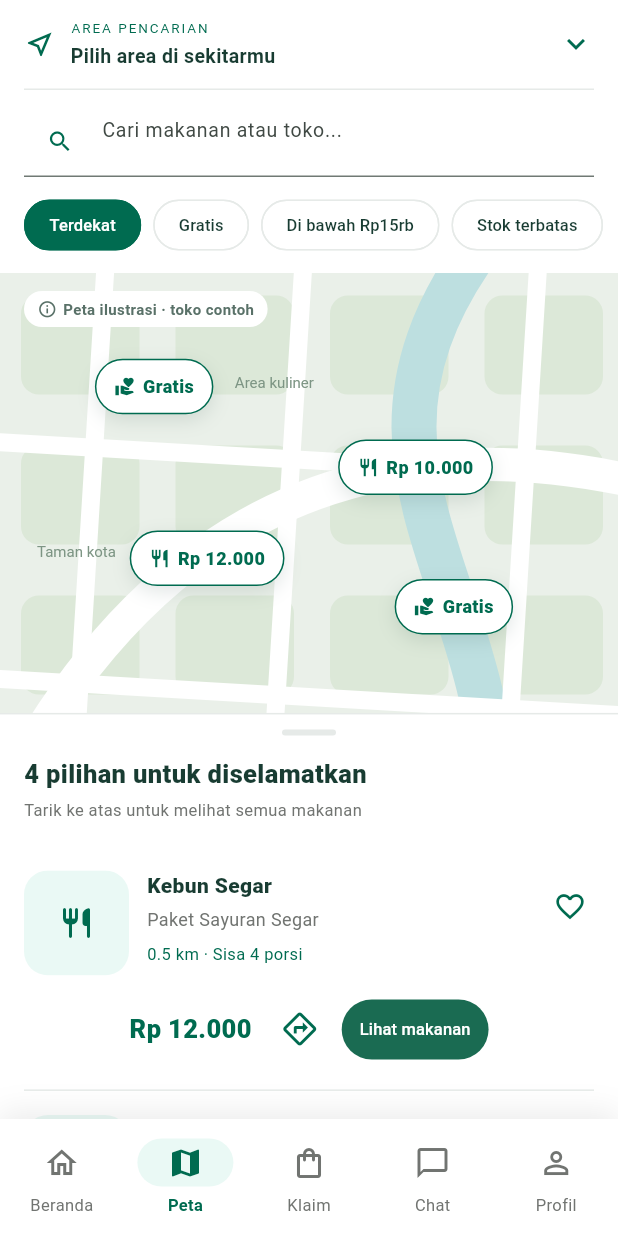
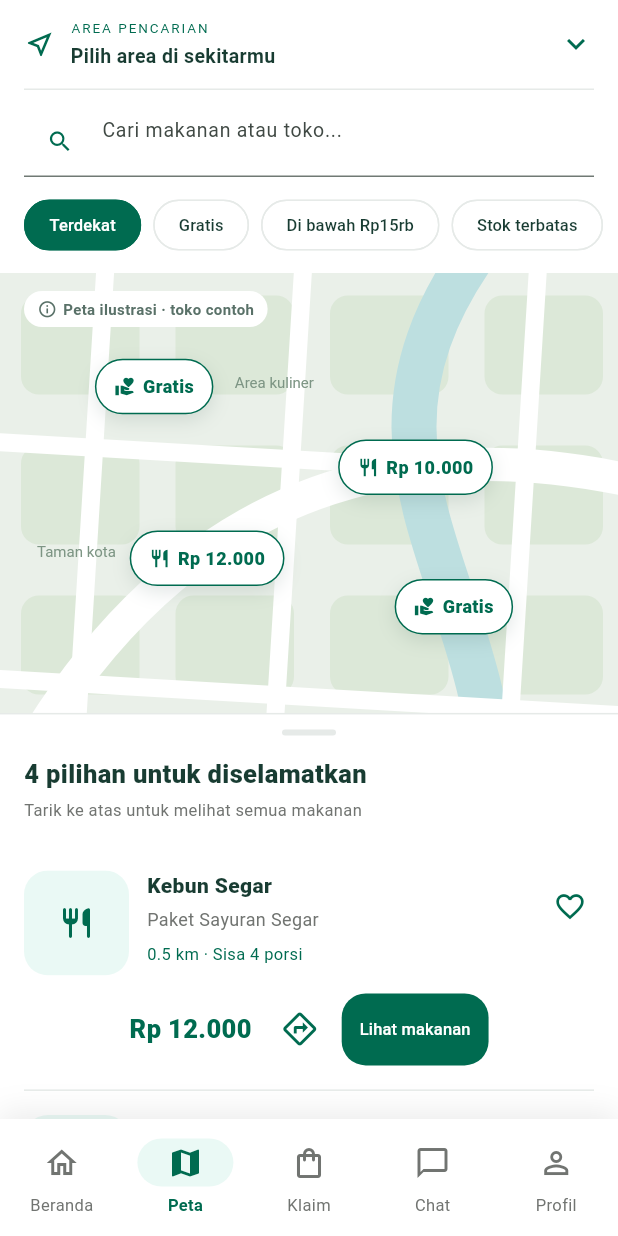
Before and after one commit to khierrro/BagiPorsi, a Flutter app: the screen it shows after launch, item 2 of the bottom bar chosen, on a phone screen of 412 x 824 dp. Run offline on Flutter 3.47's test engine with Material 3 defaults, Android fonts, the phone set to English and light mode, and no system bars; our stand-ins replace qr_flutter, shared_preferences; network calls fail.

Commit message:
style(theme): tambahkan tipografi brand dan tema tombol
- textTheme: headlineSmall, titleMedium, bodyMedium, bodySmall, labelSmall
  memakai token BagiPorsiColors
- filledButtonTheme dan outlinedButtonTheme: warna hijau brand,
  minimumSize 48x48, sudut membulat 16

```diff
--- a/lib/design/bagi_porsi_theme.dart
+++ b/lib/design/bagi_porsi_theme.dart
@@ -21,6 +21,37 @@ abstract final class BagiPorsiTheme {
       surface: Colors.white,
     ),
     scaffoldBackgroundColor: Colors.white,
+    textTheme: const TextTheme(
+      headlineSmall: TextStyle(
+        fontSize: 22,
+        fontWeight: FontWeight.w800,
+        color: BagiPorsiColors.ink,
+      ),
+      titleMedium: TextStyle(
+        fontSize: 16,
+        fontWeight: FontWeight.w700,
+        color: BagiPorsiColors.ink,
+      ),
+      bodyMedium: TextStyle(fontSize: 14, color: BagiPorsiColors.ink),
+      bodySmall: TextStyle(fontSize: 12, color: BagiPorsiColors.muted),
+      labelSmall: TextStyle(fontSize: 11, color: BagiPorsiColors.muted),
+    ),
+    filledButtonTheme: FilledButtonThemeData(
+      style: FilledButton.styleFrom(
+        backgroundColor: BagiPorsiColors.green,
+        foregroundColor: Colors.white,
+        minimumSize: const Size(48, 48),
+        shape: RoundedRectangleBorder(borderRadius: BorderRadius.circular(16)),
+      ),
+    ),
+    outlinedButtonTheme: OutlinedButtonThemeData(
+      style: OutlinedButton.styleFrom(
+        foregroundColor: BagiPorsiColors.green,
+        side: const BorderSide(color: BagiPorsiColors.green),
+        minimumSize: const Size(48, 48),
+        shape: RoundedRectangleBorder(borderRadius: BorderRadius.circular(16)),
+      ),
+    ),
     appBarTheme: const AppBarTheme(
       backgroundColor: BagiPorsiColors.green,
       foregroundColor: Colors.white,
```
